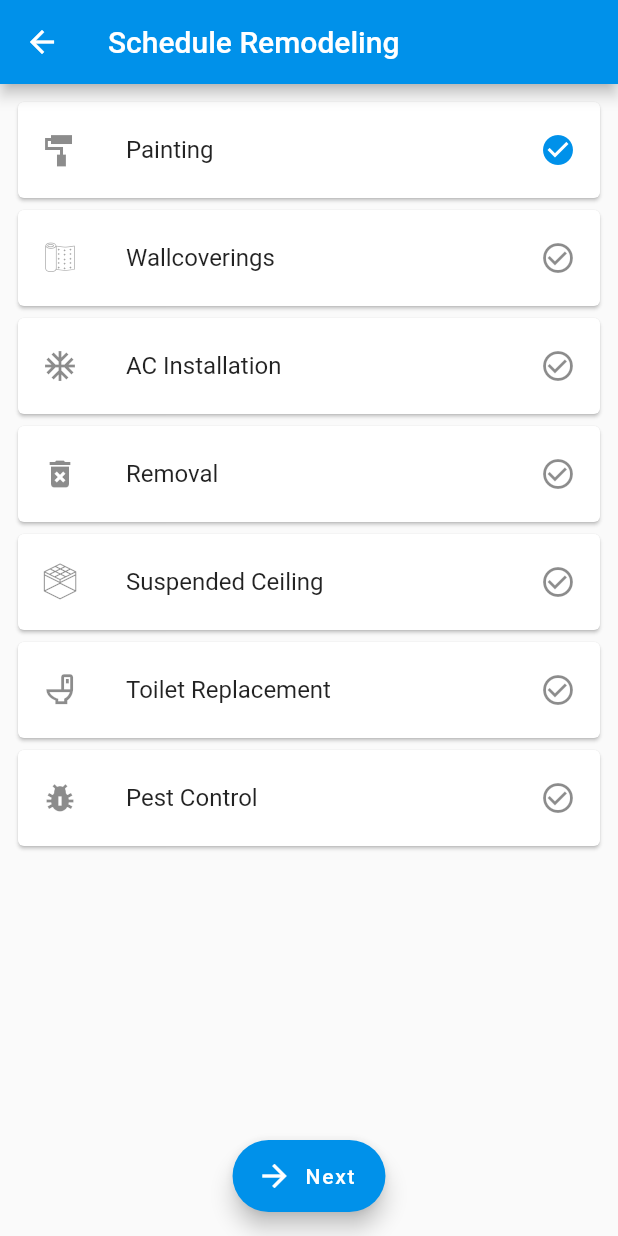
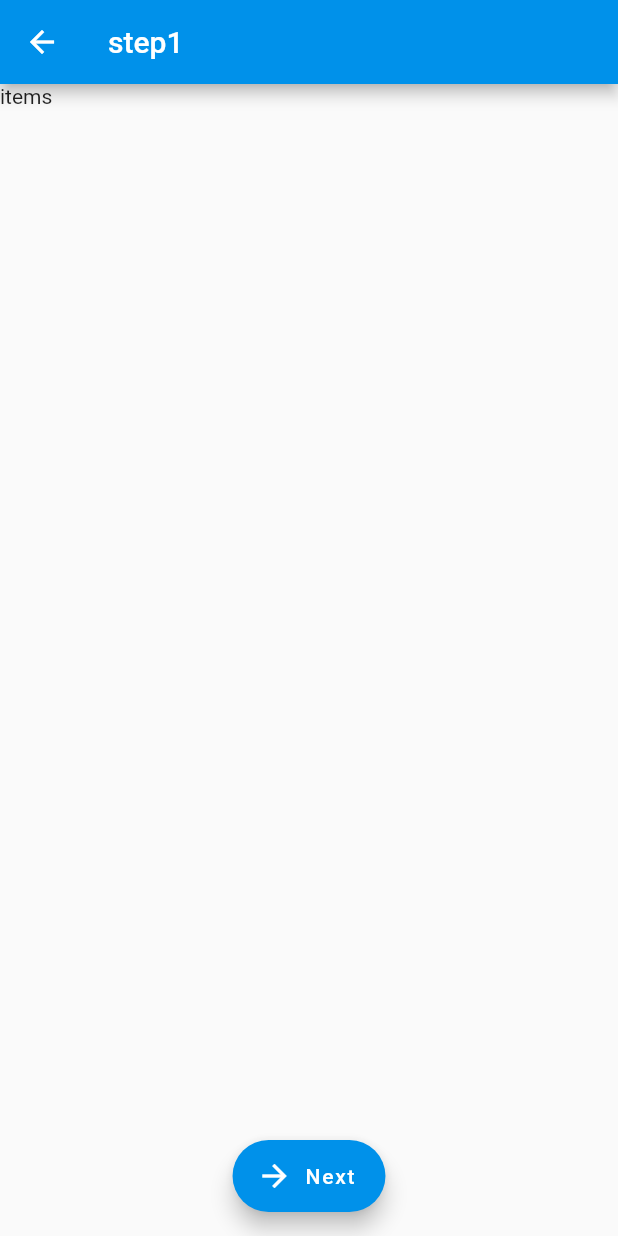
Before and after one commit to chbting/HomeTeamApp, a Flutter app: the RemodelingOptionsScreen screen opened directly, after a tap on "Painting", after a tap on "Next", on a phone screen of 412 x 824 dp. Run offline on Flutter 3.47's test engine with Material 2 defaults, Android fonts, the phone set to English and light mode, and no system bars; our stand-ins replace shared_preferences; accounts and stored records are empty; generated files the repository leaves out were written again.

Commit message:
Created remodeling items page

```diff
--- /dev/null
+++ b/lib/remodeling/remodeling_items.dart
@@ -0,0 +1,37 @@
+import 'package:flutter/cupertino.dart';
+import 'package:flutter/material.dart';
+import 'package:flutter_gen/gen_l10n/app_localizations.dart';
+
+class RemodelingItemsScreen extends StatefulWidget {
+  const RemodelingItemsScreen({Key? key}) : super(key: key);
+
+  @override
+  State<RemodelingItemsScreen> createState() => RemodelingItemsScreenState();
+}
+
+class RemodelingItemsScreenState extends State<RemodelingItemsScreen>
+    with AutomaticKeepAliveClientMixin {
+
+  @override
+  bool get wantKeepAlive => true;
+
+  @override
+  void initState() {
+    super.initState();
+  }
+
+  @override
+  Widget build(BuildContext context) {
+    super.build(context);
+    return Scaffold(
+        appBar: AppBar(title: Text('step1')),
+        floatingActionButton: FloatingActionButton.extended(
+            icon: const Icon(Icons.arrow_forward),
+            label: Text(AppLocalizations.of(context)!.next),
+            onPressed: () {
+              //TODO
+            }),
+        floatingActionButtonLocation: FloatingActionButtonLocation.centerFloat,
+        body: Text('items'));
+  }
+}
--- a/lib/remodeling/remodeling_selections.dart
+++ b/lib/remodeling/remodeling_selections.dart
@@ -1,6 +1,8 @@
+import 'package:flutter/cupertino.dart';
 import 'package:flutter/material.dart';
 import 'package:flutter_gen/gen_l10n/app_localizations.dart';
 import 'package:tner_client/assets/custom_icons_icons.dart';
+import 'package:tner_client/remodeling/remodeling_items.dart';
 
 class RemodelingOptionsScreen extends StatefulWidget {
   const RemodelingOptionsScreen({Key? key}) : super(key: key);
@@ -18,12 +20,6 @@ class RemodelingSelectionsScreenState extends State<RemodelingOptionsScreen>
 
   @override
   bool get wantKeepAlive => true;
-
-  //
-  // @override
-  // void didUpdateWidget() {
-  //
-  // }
 
   @override
   void initState() {
@@ -46,7 +42,7 @@ class RemodelingSelectionsScreenState extends State<RemodelingOptionsScreen>
         _isSelectedMap[key] = false;
       }
 
-      setState(() {});
+      setState(() {}); // make sure the list is populated
     });
   }
 
@@ -60,7 +56,22 @@ class RemodelingSelectionsScreenState extends State<RemodelingOptionsScreen>
             icon: const Icon(Icons.arrow_forward),
             label: Text(AppLocalizations.of(context)!.next),
             onPressed: () {
-              // TODO
+              Navigator.of(context).push(PageRouteBuilder(
+                  opaque: true,
+                  transitionDuration: const Duration(milliseconds: 250),
+                  pageBuilder: (BuildContext context, _, __) {
+                    return const RemodelingItemsScreen();
+                  },
+                  transitionsBuilder:
+                      (_, Animation<double> animation, __, Widget child) {
+                    return SlideTransition(
+                      child: child,
+                      position: Tween<Offset>(
+                        begin: const Offset(1.0, 0.0),
+                        end: Offset.zero,
+                      ).animate(animation),
+                    );
+                  }));
             }),
         floatingActionButtonLocation: FloatingActionButtonLocation.centerFloat,
         body: ListView.builder(
```
